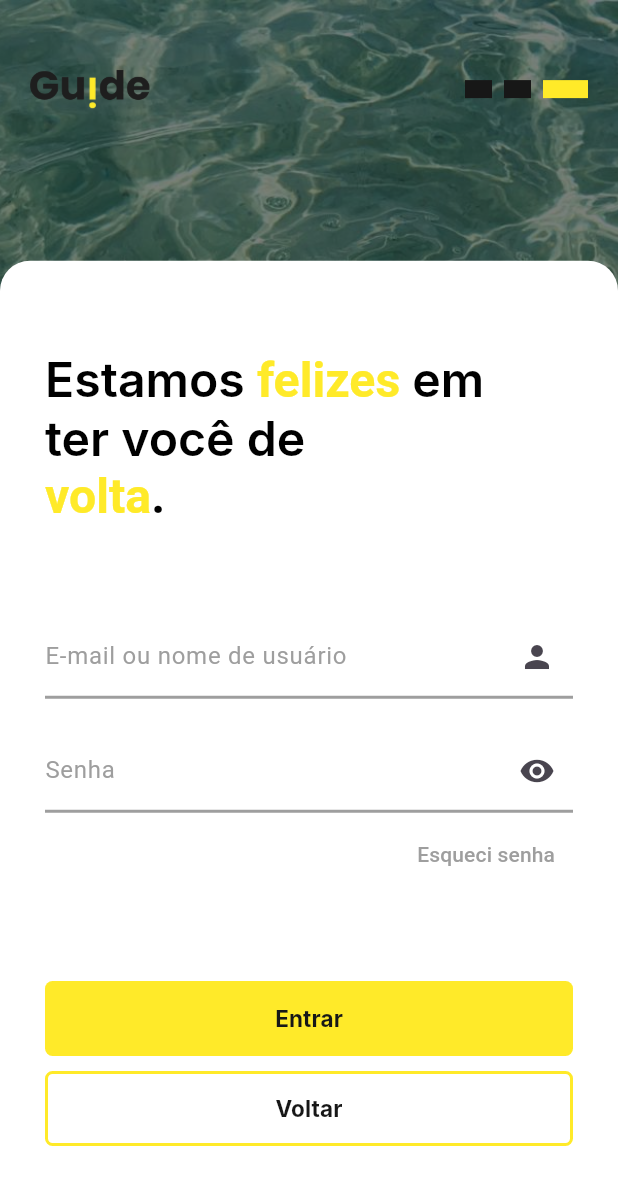
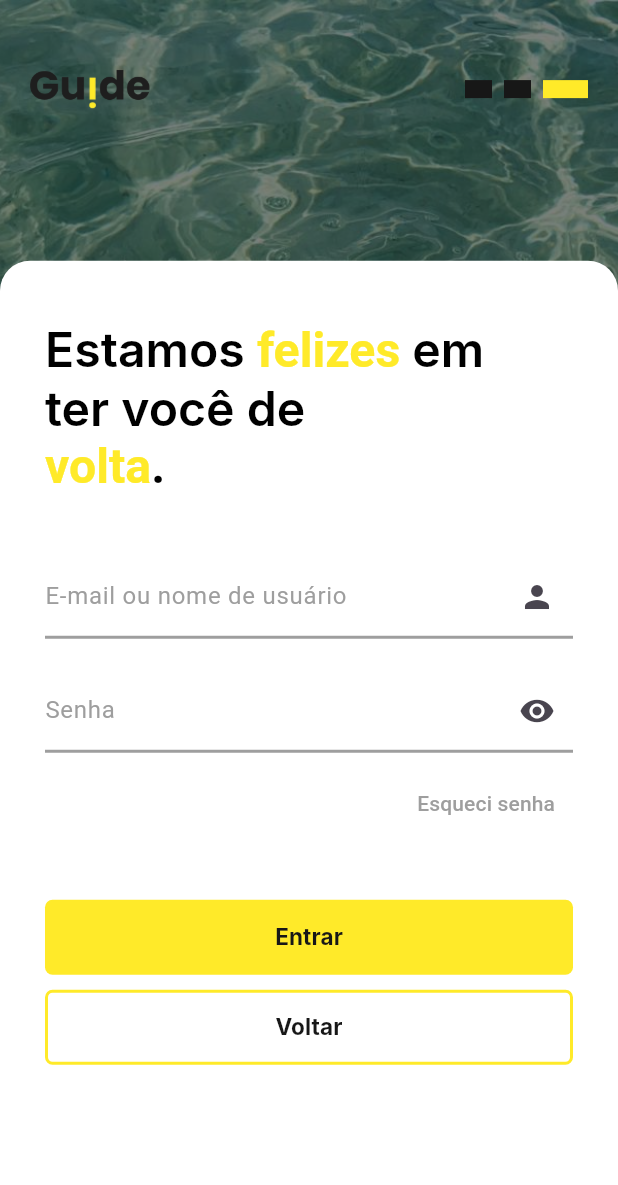
Before and after one commit to gbielll/GuideApp, a Flutter app: the Login screen opened directly, on a phone screen of 412 x 824 dp. Shown: the top 1185 px of the screen. Run offline on Flutter 3.47's test engine with Material 3 defaults, Android fonts, the phone set to English and light mode, and no system bars; Roboto replaces fonts that are missing (Inter).

Commit message:
tela de login ok - front

```diff
--- a/lib/Authetication/Login.dart
+++ b/lib/Authetication/Login.dart
@@ -12,105 +12,73 @@ class Login extends StatefulWidget {
 class _LoginState extends State<Login> {
   @override
   Widget build(BuildContext context) {
-    // Obtém as dimensões da tela
     final screenWidth = MediaQuery.of(context).size.width;
     final screenHeight = MediaQuery.of(context).size.height;
-    final fontSizetwo =
-        screenWidth * 0.078; // Ajuste a porcentagem conforme necessário
+    final fontSizetwo = screenWidth * 0.078;
+
     return Scaffold(
       backgroundColor: const Color(0xFF171717),
-      // Cor de fundo para evitar transições abruptas
       body: Stack(
         children: [
-          // Imagem de fundkokkk
           Positioned.fill(
             child: Image.asset(
-              'lib/images/fundologin.png', // Caminho da imagem
-              fit: BoxFit.cover, // Cobrir toda a tela
-              color: Colors.black.withOpacity(0.5), // Escurecimento
-              colorBlendMode: BlendMode.darken, // Modo de mistura
+              'lib/images/fundologin.png',
+              fit: BoxFit.cover,
+              color: Colors.black.withOpacity(0.5),
+              colorBlendMode: BlendMode.darken,
             ),
           ),
           Column(
-            mainAxisAlignment: MainAxisAlignment.spaceAround,
             children: [
               Padding(
-                padding: const EdgeInsets.only(
-                    right: 20, left: 20, top: 45, bottom: 20),
-                // Padding ao redor do conteúdo
+                padding: const EdgeInsets.only(right: 20, left: 20, top: 45, bottom: 20),
                 child: Row(
                   mainAxisSize: MainAxisSize.min,
-                  // Faz o Row ocupar o menor espaço possível
                   children: [
-                    // Imagem no canto esquerdo
                     Image.asset(
-                      'lib/images/logooriginal.png', // Caminho da imagem
+                      'lib/images/logooriginal.png',
                       width: 80,
                     ),
                     const Spacer(),
-                    // Adiciona um espaço flexível que empurra o Container para a direita
-                    // Container no lado direito
                     Row(
                       mainAxisSize: MainAxisSize.min,
                       children: [
-                        Container(
-                          width: 18, // Define a largura do quadrado
-                          height: 12, // Define a altura do quadrado
-                          color: const Color(0xFF171717), // Cor preta
-                        ),
-                        const SizedBox(width: 8), // Espaço entre os quadrados
-                        Container(
-                          width: 18, // Define a largura do quadrado
-                          height: 12, // Define a altura do quadrado
-                          color: const Color(0xFF171717), // Cor preta
-                        ),
-                        const SizedBox(width: 8), // Espaço entre os quadrados
-                        Container(
-                          width: 30, // Define a largura do quadrado
-                          height: 12, // Define a altura do quadrado
-                          color: const Color(0xFFFFEA29), // Cor amarela
-                        ),
+                        Container(width: 18, height: 12, color: const Color(0xFF171717)),
+                        const SizedBox(width: 8),
+                        Container(width: 18, height: 12, color: const Color(0xFF171717)),
+                        const SizedBox(width: 8),
+                        Container(width: 30, height: 12, color: const Color(0xFFFFEA29)),
                       ],
                     ),
                   ],
                 ),
               ),
-              SizedBox(
-                height: 80,
-              ),
+              SizedBox(height: 80),
               Expanded(
                 child: Container(
-                  width: MediaQuery.of(context).size.width,
-                  // Largura de 100%
-                  height: MediaQuery.of(context).size.height * 0.4,
-                  // Altura de 40%
-                  padding: const EdgeInsets.all(30),
-                  // Padding lateral menor
+                  width: screenWidth,
+                  padding: const EdgeInsets.only(right: 30,left: 30, top:40, bottom: 5),
                   decoration: BoxDecoration(
-                    color: Colors.white, // Cor de fundo branca
+                    color: Colors.white,
                     borderRadius: BorderRadius.only(
-                      topLeft: Radius.circular(20), // Borda arredondada no canto superior esquerdo
-                      topRight: Radius.circular(20), // Borda arredondada no canto superior direito
+                      topLeft: Radius.circular(20),
+                      topRight: Radius.circular(20),
                     ),
                   ),
+                  child: SingleChildScrollView(
                     child: Column(
-                    mainAxisAlignment: MainAxisAlignment.spaceAround,
-                    // Mantém o texto na parte superior
+                      mainAxisAlignment: MainAxisAlignment.start,
                       crossAxisAlignment: CrossAxisAlignment.center,
-                    // Alinha o texto à esquerda
                       children: [
                         Container(
-                        width: MediaQuery.of(context).size.width,
+                          width: screenWidth,
                           child: RichText(
                             text: TextSpan(
                               style: TextStyle(
                                 fontSize: fontSizetwo,
-                              // Tamanho da fonte
                                 fontFamily: 'Inter',
-                              // Família da fonte
                                 fontWeight: FontWeight.w600,
-                              // Peso da fonte (mais grosso)
-                              color: Colors.black, // Cor padrão do texto
+                                color: Colors.black,
                               ),
                               children: const [
                                 TextSpan(text: 'Estamos '),
@@ -118,8 +86,7 @@ class _LoginState extends State<Login> {
                                   text: 'felizes ',
                                   style: TextStyle(
                                     color: Color(0xFFFFEA29),
-                                  fontWeight: FontWeight
-                                      .w600, // Peso mais grosso para ênfase
+                                    fontWeight: FontWeight.w600,
                                   ),
                                 ),
                                 TextSpan(text: 'em\nter você de\n'),
@@ -127,153 +94,118 @@ class _LoginState extends State<Login> {
                                   text: 'volta',
                                   style: TextStyle(
                                     color: Color(0xFFFFEA29),
-                                  fontWeight: FontWeight
-                                      .w600, // Peso mais grosso para ênfase
+                                    fontWeight: FontWeight.w600,
                                   ),
                                 ),
                                 TextSpan(
                                   text: '.',
                                   style: TextStyle(
                                     color: Colors.black,
-                                  fontWeight: FontWeight
-                                      .w600, // Peso mais grosso para ênfase
+                                    fontWeight: FontWeight.w600,
                                   ),
                                 ),
                               ],
                             ),
                           ),
                         ),
-                      Container(
-                        width: MediaQuery.of(context).size.width,
-                        child: Column(
+                        const SizedBox(height: 40), // Espaço entre o texto e o campo de entrada
+                        Column(
                           children: [
                             TextField(
                               decoration: InputDecoration(
                                 labelText: 'E-mail ou nome de usuário',
                                 labelStyle: TextStyle(color: Colors.grey),
-                                // Cor do texto do rótulo
                                 suffixIcon: const Icon(Icons.person),
                                 focusedBorder: UnderlineInputBorder(
-                                  borderSide: BorderSide(
-                                      color: Colors.grey,
-                                      width:
-                                          2.0), // Cor e espessura da borda ao focar
+                                  borderSide: BorderSide(color: Colors.grey, width: 2.0),
                                 ),
                                 enabledBorder: UnderlineInputBorder(
-                                  borderSide: BorderSide(
-                                      color: Colors.grey,
-                                      width:
-                                          2.0), // Cor e espessura da borda normal
+                                  borderSide: BorderSide(color: Colors.grey, width: 2.0),
                                 ),
                               ),
                             ),
-                            const SizedBox(height: 20),
-                            // Campo de texto para senha
+                            const SizedBox(height: 20), // Espaço entre os campos
                             TextField(
                               obscureText: true,
                               decoration: InputDecoration(
                                 labelText: 'Senha',
                                 labelStyle: TextStyle(color: Colors.grey),
-                                // Cor do texto do rótulo
                                 suffixIcon: const Icon(Icons.visibility),
-                                // Apenas o ícone de visibilidade
                                 focusedBorder: UnderlineInputBorder(
-                                  borderSide: BorderSide(
-                                      color: Colors.grey,
-                                      width:
-                                          2.0), // Cor e espessura da borda ao focar
+                                  borderSide: BorderSide(color: Colors.grey, width: 2.0),
                                 ),
                                 enabledBorder: UnderlineInputBorder(
-                                  borderSide: BorderSide(
-                                      color: Colors.grey,
-                                      width:
-                                          2.0), // Cor e espessura da borda normal
+                                  borderSide: BorderSide(color: Colors.grey, width: 2.0),
                                 ),
                               ),
                             ),
-                            const SizedBox(height: 4),
+                            const SizedBox(height: 10), // Espaço antes do botão "Esqueci senha"
                             Align(
                               alignment: Alignment.centerRight,
                               child: TextButton(
                                 onPressed: () {},
-                                child: const Text('Esqueci senha', style: TextStyle(
-                                  color: Colors.grey
-                                ),),
+                                child: const Text('Esqueci senha', style: TextStyle(color: Colors.grey)),
                               ),
                             ),
                           ],
                         ),
-                      ),
+                        const SizedBox(height: 40), // Espaço antes dos botões
                         Container(
-                        width: MediaQuery.of(context).size.width,
+                          width: screenWidth,
                           child: Column(
                             children: [
                               Container(
                                 width: double.infinity,
-                              // Define a largura como 100%
                                 child: ElevatedButton(
                                   onPressed: () {
                                     Navigator.pushReplacement(
                                       context,
-                                    MaterialPageRoute(
-                                        builder: (_) => const Login()),
+                                      MaterialPageRoute(builder: (_) => const Login()),
                                     );
                                   },
                                   style: ElevatedButton.styleFrom(
                                     backgroundColor: const Color(0xFFFFEA29),
-                                  // Cor de fundo amarela
                                     shape: RoundedRectangleBorder(
                                       borderRadius: BorderRadius.circular(5),
                                     ),
                                     elevation: 0,
-                                  // Remove a sombra
-                                  minimumSize: const Size(
-                                      300, 50), // Define o tamanho mínimo
+                                    minimumSize: const Size(300, 50),
                                   ),
                                   child: const Text(
                                     "Entrar",
                                     style: TextStyle(
                                       fontSize: 15,
-                                    color: Color(0xFF171717), // Cor do texto
+                                      color: Color(0xFF171717),
                                       fontFamily: 'Inter',
                                       fontWeight: FontWeight.bold,
                                     ),
                                   ),
                                 ),
                               ),
-                            SizedBox(
-                              height: 10,
-                            ),
+                              const SizedBox(height: 10), // Espaço entre os botões
                               Container(
                                 width: double.infinity,
-                              // Define a largura como 100%
                                 child: ElevatedButton(
                                   onPressed: () {
                                     Navigator.pushReplacement(
                                       context,
-                                    MaterialPageRoute(
-                                        builder: (_) => const Navigationthree()),
+                                      MaterialPageRoute(builder: (_) => const Navigationthree()),
                                     );
                                   },
                                   style: ElevatedButton.styleFrom(
                                     backgroundColor: Colors.transparent,
-                                  // Torna o fundo transparente
                                     shape: RoundedRectangleBorder(
                                       borderRadius: BorderRadius.circular(5),
-                                    side: const BorderSide(
-                                        color: Color(0xFFFFEA29),
-                                        width: 2), // Borda amarela
+                                      side: const BorderSide(color: Color(0xFFFFEA29), width: 2),
                                     ),
                                     elevation: 0,
-                                  // Remove a sombra
-                                  minimumSize: const Size(
-                                      300, 50), // Define o tamanho mínimo
+                                    minimumSize: const Size(300, 50),
                                   ),
                                   child: const Text(
                                     "Voltar",
                                     style: TextStyle(
                                       fontSize: 15,
-                                    color: Color(0xFF171717), // Cor do texto
+                                      color: Color(0xFF171717),
                                       fontFamily: 'Inter',
                                       fontWeight: FontWeight.bold,
                                     ),
@@ -287,6 +219,7 @@ class _LoginState extends State<Login> {
                     ),
                   ),
                 ),
+              ),
             ],
           ),
         ],
```
Lines whose indentation alone changed are shown as unchanged.
